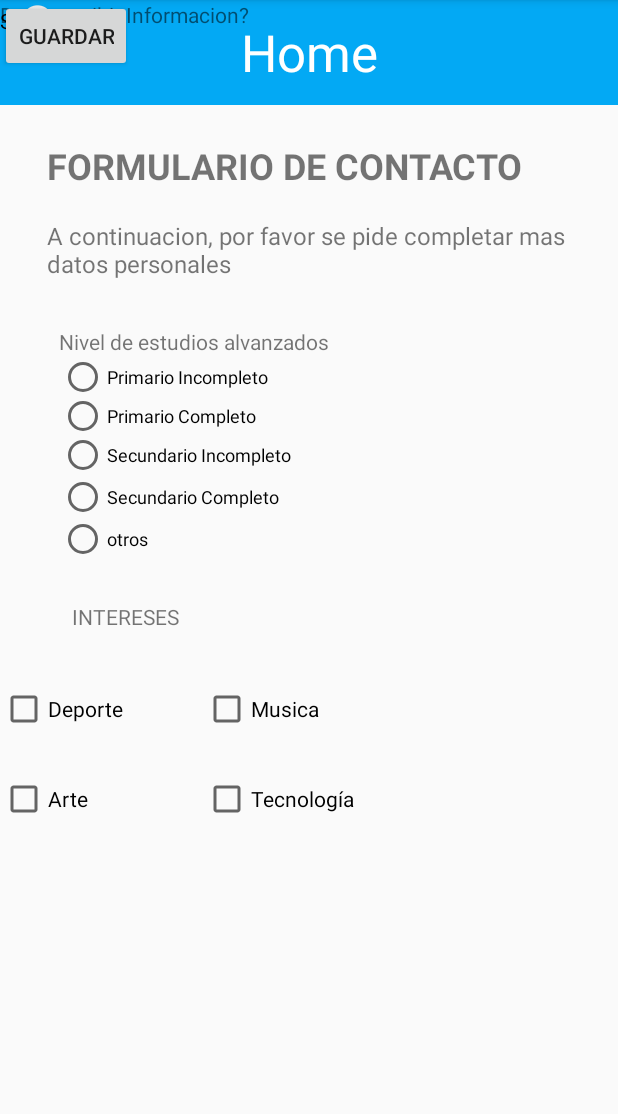
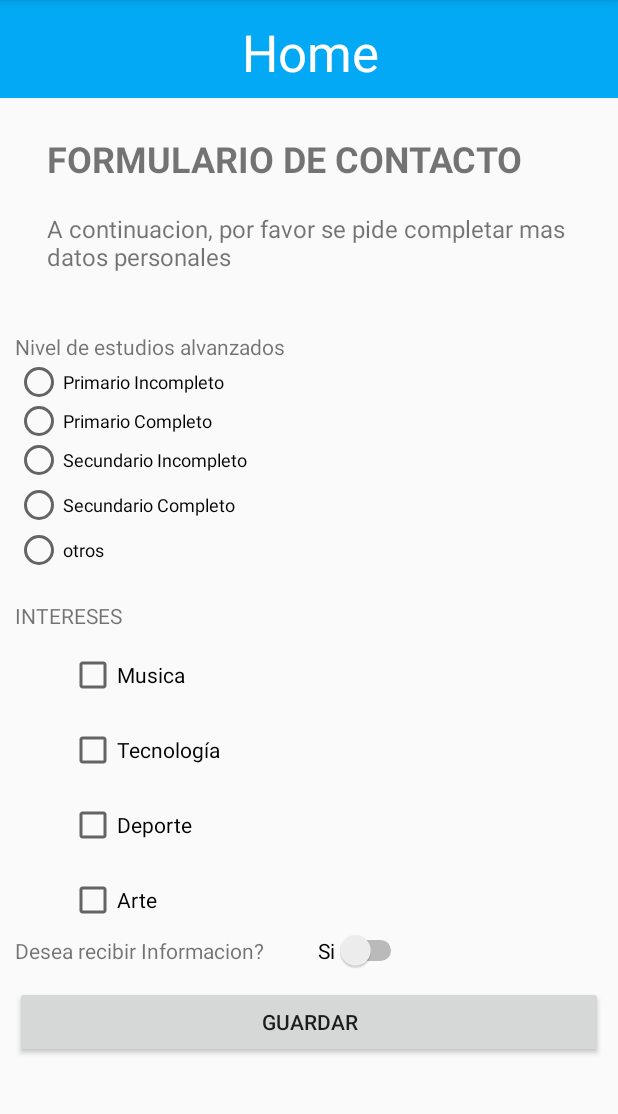
Before and after one commit to HernanMVarela/TP_2_GRUPO_4, an Android app: the AgregarContactoView2 screen opened directly, with no data from a screen before it, on a phone screen of 412 x 824 dp, the part 84-1198 px from its top. Run offline under Robolectric (Android 15) with nearby library versions, the phone set to English and light mode, and no system bars.

Commit message:
scrollView segundo formulario

```diff
--- a/app/src/main/res/layout/activity_agregar_contacto.xml
+++ b/app/src/main/res/layout/activity_agregar_contacto.xml
@@ -10,36 +10,42 @@
         android:id="@+id/txvForm_Title"
         android:layout_width="wrap_content"
         android:layout_height="wrap_content"
+        android:layout_marginStart="30dp"
         android:layout_marginTop="28dp"
+        android:layout_marginBottom="21dp"
         android:text="@string/form_contacto"
         android:textAlignment="center"
         android:textSize="34sp"
-        app:layout_constraintEnd_toEndOf="parent"
-        app:layout_constraintHorizontal_bias="0.498"
+        app:layout_constraintBottom_toTopOf="@+id/txvForm_Desc"
         app:layout_constraintStart_toStartOf="parent"
         app:layout_constraintTop_toTopOf="parent" />
 
     <TextView
         android:id="@+id/txvForm_Desc"
-        android:layout_width="373dp"
-        android:layout_height="89dp"
-        android:layout_marginTop="20dp"
+        android:layout_width="353dp"
+        android:layout_height="90dp"
+        android:layout_marginStart="19dp"
+        android:layout_marginEnd="19dp"
+        android:layout_marginBottom="9dp"
         android:text="@string/form_desc"
         android:textAlignment="center"
         android:textSize="20sp"
+        app:layout_constraintBottom_toTopOf="@+id/scrView_form"
         app:layout_constraintEnd_toEndOf="parent"
         app:layout_constraintStart_toStartOf="parent"
         app:layout_constraintTop_toBottomOf="@+id/txvForm_Title" />
 
     <ScrollView
         android:id="@+id/scrView_form"
-        android:layout_width="397dp"
-        android:layout_height="504dp"
+        android:layout_width="0dp"
+        android:layout_height="0dp"
+        android:layout_marginStart="7dp"
+        android:layout_marginEnd="7dp"
+        android:layout_marginBottom="35dp"
         app:layout_constraintBottom_toBottomOf="parent"
         app:layout_constraintEnd_toEndOf="parent"
         app:layout_constraintStart_toStartOf="parent"
-        app:layout_constraintTop_toBottomOf="@+id/txvForm_Desc"
-        app:layout_constraintVertical_bias="0.2">
+        app:layout_constraintTop_toBottomOf="@+id/txvForm_Desc">
 
         <LinearLayout
             android:layout_width="match_parent"
--- a/app/src/main/res/layout/activity_agregar_contacto_view2.xml
+++ b/app/src/main/res/layout/activity_agregar_contacto_view2.xml
@@ -8,13 +8,18 @@
 
     <LinearLayout
         android:id="@+id/linearLayout"
-        android:layout_width="match_parent"
-        android:layout_height="70dp"
+        android:layout_width="425dp"
+        android:layout_height="65dp"
+        android:layout_marginBottom="128dp"
         android:background="@color/btnEjercicio"
         android:gravity="bottom"
         android:orientation="vertical"
         android:padding="12dp"
-        android:theme="@style/ThemeOverlay.AppCompat.Dark">
+        android:theme="@style/ThemeOverlay.AppCompat.Dark"
+        app:layout_constraintBottom_toTopOf="@+id/scrollView2"
+        app:layout_constraintEnd_toEndOf="parent"
+        app:layout_constraintStart_toStartOf="parent"
+        app:layout_constraintTop_toTopOf="parent">
 
         <TextView
             android:id="@+id/tvTitle"
@@ -50,14 +55,29 @@
         app:layout_constraintStart_toStartOf="parent"
         app:layout_constraintTop_toBottomOf="@+id/txtview1" />
 
+    <ScrollView
+        android:id="@+id/scrollView2"
+        android:layout_width="0dp"
+        android:layout_height="0dp"
+        android:layout_marginStart="10dp"
+        android:layout_marginEnd="10dp"
+        android:layout_marginBottom="18dp"
+        app:layout_constraintBottom_toBottomOf="parent"
+        app:layout_constraintEnd_toEndOf="parent"
+        app:layout_constraintHorizontal_bias="1.0"
+        app:layout_constraintStart_toStartOf="parent"
+        app:layout_constraintTop_toBottomOf="@+id/linearLayout">
+
+        <LinearLayout
+            android:layout_width="match_parent"
+            android:layout_height="wrap_content"
+            android:orientation="vertical">
+
             <RadioGroup
                 android:id="@+id/radioGroup"
-        android:layout_width="334dp"
-        android:layout_height="0dp"
-        android:layout_marginTop="28dp"
-        app:layout_constraintEnd_toEndOf="parent"
-        app:layout_constraintStart_toStartOf="parent"
-        app:layout_constraintTop_toBottomOf="@+id/textView2">
+                android:layout_width="match_parent"
+                android:layout_height="164dp"
+                android:layout_marginTop="28dp">
 
                 <TextView
                     android:id="@+id/textView3"
@@ -88,8 +108,8 @@
 
                 <RadioButton
                     android:id="@+id/radioButton5"
-            android:layout_width="185dp"
-            android:layout_height="28dp"
+                    android:layout_width="186dp"
+                    android:layout_height="wrap_content"
                     android:text="Secundario Completo"
                     android:textSize="12sp" />
 
@@ -99,79 +119,75 @@
                     android:layout_height="28dp"
                     android:text="otros"
                     android:textSize="12sp" />
+
             </RadioGroup>
 
             <TextView
                 android:id="@+id/textView4"
                 android:layout_width="wrap_content"
                 android:layout_height="wrap_content"
-        android:layout_marginTop="28dp"
-        android:text="INTERESES"
-        app:layout_constraintEnd_toEndOf="parent"
-        app:layout_constraintHorizontal_bias="0.141"
-        app:layout_constraintStart_toStartOf="parent"
-        app:layout_constraintTop_toBottomOf="@+id/radioGroup" />
+                android:layout_marginTop="15dp"
+                android:text="INTERESES" />
 
             <CheckBox
-        android:id="@+id/checkBox"
+                android:id="@+id/checkBox5"
                 android:layout_width="99dp"
                 android:layout_height="40dp"
-        android:layout_marginTop="32dp"
-        android:text="Deporte"
-        app:layout_constraintTop_toBottomOf="@+id/textView4"
-        tools:layout_editor_absoluteX="69dp" />
-
-    <CheckBox
-        android:id="@+id/checkBox6"
-        android:layout_width="99dp"
-        android:layout_height="40dp"
-        android:layout_marginTop="20dp"
-        android:text="Arte"
-        app:layout_constraintTop_toBottomOf="@+id/checkBox"
-        tools:layout_editor_absoluteX="69dp" />
+                android:layout_marginStart="36dp"
+                android:layout_marginTop="10dp"
+                android:text="Musica" />
 
             <CheckBox
                 android:id="@+id/checkBox7"
                 android:layout_width="112dp"
                 android:layout_height="40dp"
                 android:layout_marginStart="36dp"
-        android:layout_marginTop="92dp"
-        android:text="Tecnología"
-        app:layout_constraintStart_toEndOf="@+id/checkBox6"
-        app:layout_constraintTop_toBottomOf="@+id/textView4" />
+                android:layout_marginTop="10dp"
+                android:text="Tecnología" />
 
             <CheckBox
-        android:id="@+id/checkBox5"
+                android:id="@+id/checkBox"
                 android:layout_width="99dp"
                 android:layout_height="40dp"
                 android:layout_marginStart="36dp"
-        android:layout_marginTop="32dp"
-        android:text="Musica"
-        app:layout_constraintStart_toEndOf="@+id/checkBox"
-        app:layout_constraintTop_toBottomOf="@+id/textView4" />
+                android:layout_marginTop="10dp"
+                android:text="Deporte" />
+
+            <CheckBox
+                android:id="@+id/checkBox6"
+                android:layout_width="99dp"
+                android:layout_height="40dp"
+                android:layout_marginStart="36dp"
+                android:layout_marginTop="10dp"
+                android:text="Arte" />
+
+            <LinearLayout
+                android:layout_width="match_parent"
+                android:layout_height="match_parent"
+                android:orientation="horizontal">
 
                 <TextView
                     android:id="@+id/textView5"
                     android:layout_width="wrap_content"
                     android:layout_height="wrap_content"
-        android:text="Desea recibir Informacion?"
-        tools:layout_editor_absoluteX="47dp"
-        tools:layout_editor_absoluteY="574dp" />
+                    android:text="Desea recibir Informacion?" />
 
                 <Switch
                     android:id="@+id/switch2"
                     android:layout_width="wrap_content"
                     android:layout_height="wrap_content"
-        android:text="Si"
-        tools:layout_editor_absoluteX="246dp"
-        tools:layout_editor_absoluteY="569dp" />
+                    android:layout_marginStart="36dp"
+                    android:text="Si" />
+            </LinearLayout>
 
             <Button
                 android:id="@+id/btnGuardar"
-        android:layout_width="wrap_content"
+                android:layout_width="match_parent"
                 android:layout_height="wrap_content"
-        android:text="Guardar"
-        tools:layout_editor_absoluteX="278dp"
-        tools:layout_editor_absoluteY="616dp" />
+                android:layout_marginTop="10dp"
+                android:text="Guardar" />
+
+        </LinearLayout>
+    </ScrollView>
 
 </androidx.constraintlayout.widget.ConstraintLayout>
--- a/app/src/main/res/layout/activity_main.xml
+++ b/app/src/main/res/layout/activity_main.xml
@@ -11,31 +11,20 @@
         android:id="@+id/txvNombre1"
         android:layout_width="278dp"
         android:layout_height="43dp"
-        android:layout_marginTop="200dp"
+        android:layout_marginTop="96dp"
         android:text="@string/nombre1"
         android:textAlignment="center"
         android:textSize="20sp"
         app:layout_constraintEnd_toEndOf="parent"
-        app:layout_constraintHorizontal_bias="0.503"
+        app:layout_constraintHorizontal_bias="0.496"
         app:layout_constraintStart_toStartOf="parent"
         app:layout_constraintTop_toTopOf="parent" />
-
-    <TextView
-        android:id="@+id/txvNombre5"
-        android:layout_width="278dp"
-        android:layout_height="43dp"
-        android:layout_marginTop="4dp"
-        android:text="@string/nombre5"
-        android:textAlignment="center"
-        android:textSize="20sp"
-        app:layout_constraintStart_toStartOf="@+id/txvNombre1"
-        app:layout_constraintTop_toBottomOf="@+id/txvNombre1" />
 
     <TextView
         android:id="@+id/txvNombre4"
         android:layout_width="278dp"
         android:layout_height="43dp"
-        android:layout_marginTop="8dp"
+        android:layout_marginTop="4dp"
         android:text="@string/nombre4"
         android:textAlignment="center"
         android:textSize="20sp"
@@ -46,7 +35,7 @@
         android:id="@+id/txvNombre3"
         android:layout_width="278dp"
         android:layout_height="43dp"
-        android:layout_marginTop="4dp"
+        android:layout_marginTop="8dp"
         android:text="@string/nombre3"
         android:textAlignment="center"
         android:textSize="20sp"
@@ -64,4 +53,15 @@
         app:layout_constraintStart_toStartOf="@+id/txvNombre3"
         app:layout_constraintTop_toBottomOf="@+id/txvNombre3" />
 
+    <TextView
+        android:id="@+id/txvNombre5"
+        android:layout_width="278dp"
+        android:layout_height="43dp"
+        android:layout_marginTop="4dp"
+        android:text="@string/nombre5"
+        android:textAlignment="center"
+        android:textSize="20sp"
+        app:layout_constraintStart_toStartOf="@+id/txvNombre1"
+        app:layout_constraintTop_toBottomOf="@+id/txvNombre1" />
+
 </androidx.constraintlayout.widget.ConstraintLayout>
```
Lines whose indentation alone changed are shown as unchanged.
